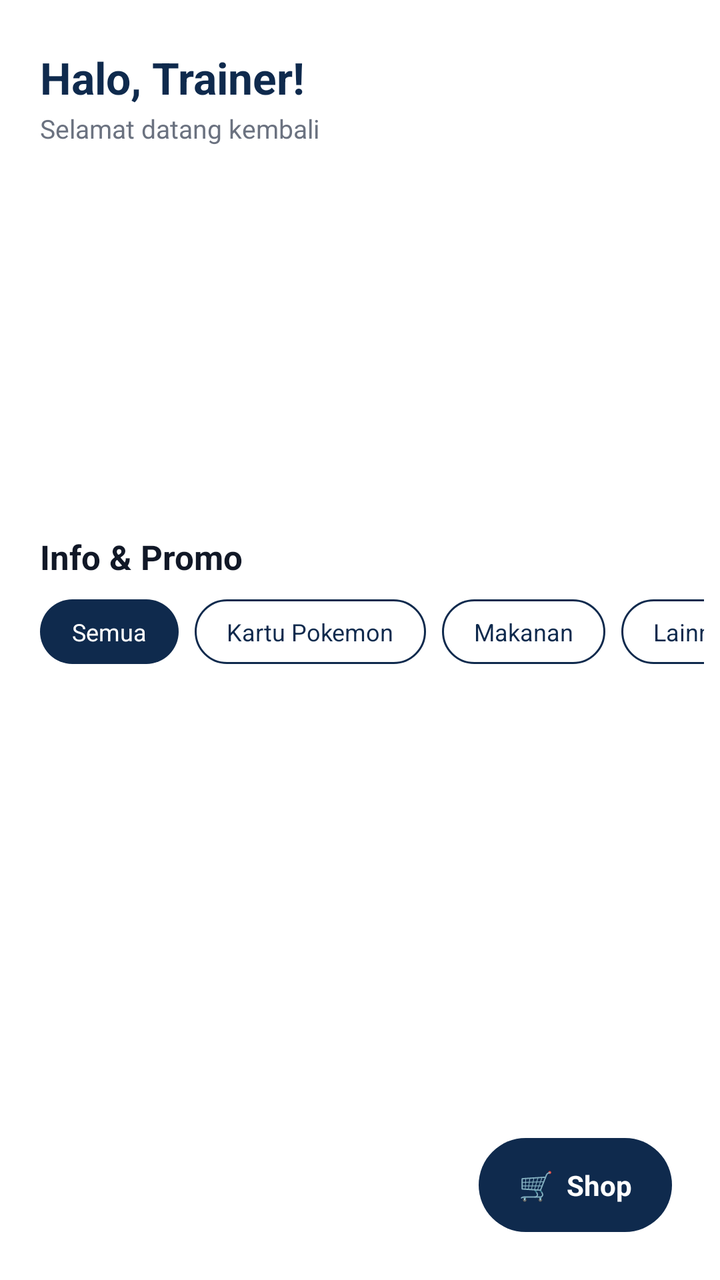
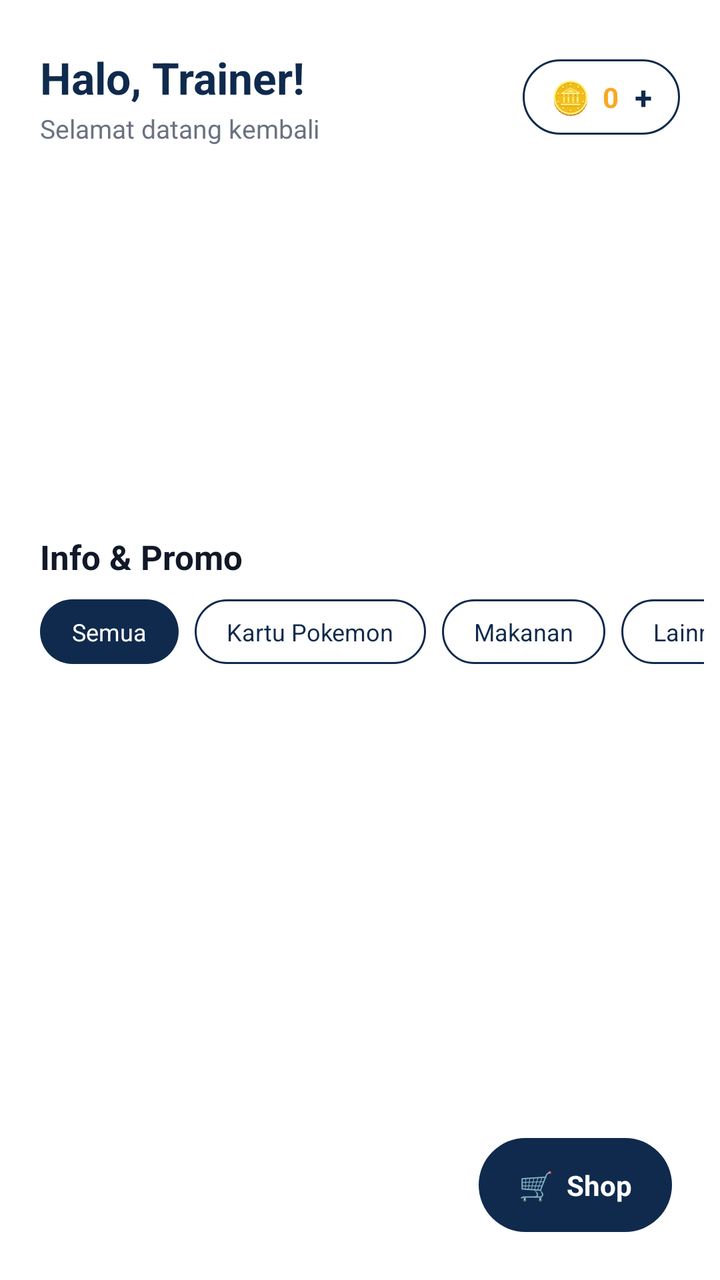

Two renders of the same Android screen: before a commit and after it. Below are the layout's source before the change and the commit's diff.
<!-- AndroidManifest.xml: application theme Theme.Proyek_MDP -->
<!-- res/layout/fragment_home.xml -->
<?xml version="1.0" encoding="utf-8"?>
<FrameLayout xmlns:android="http://schemas.android.com/apk/res/android"
    xmlns:app="http://schemas.android.com/apk/res-auto"
    android:layout_width="match_parent"
    android:layout_height="match_parent"
    android:background="#FFFFFF">

    <ScrollView
        android:layout_width="match_parent"
        android:layout_height="match_parent"
        android:fillViewport="true">

        <LinearLayout
            android:layout_width="match_parent"
            android:layout_height="wrap_content"
            android:orientation="vertical"
            android:paddingBottom="96dp">

            
            <LinearLayout
                android:layout_width="match_parent"
                android:layout_height="wrap_content"
                android:orientation="vertical"
                android:paddingHorizontal="20dp"
                android:paddingTop="24dp"
                android:paddingBottom="16dp">

                <TextView
                    android:id="@+id/tvGreeting"
                    android:layout_width="match_parent"
                    android:layout_height="wrap_content"
                    android:text="Halo, Trainer!"
                    android:textSize="22sp"
                    android:textStyle="bold"
                    android:textColor="#0F2A4D" />

                <TextView
                    android:layout_width="match_parent"
                    android:layout_height="wrap_content"
                    android:layout_marginTop="2dp"
                    android:text="Selamat datang kembali"
                    android:textSize="13sp"
                    android:textColor="#6B7280" />
            </LinearLayout>

            
            <androidx.recyclerview.widget.RecyclerView
                android:id="@+id/rvBanner"
                android:layout_width="match_parent"
                android:layout_height="150dp"
                android:paddingStart="20dp"
                android:paddingEnd="20dp"
                android:clipToPadding="false" />

            
            <LinearLayout
                android:id="@+id/dotsContainer"
                android:layout_width="wrap_content"
                android:layout_height="wrap_content"
                android:layout_gravity="center_horizontal"
                android:layout_marginTop="8dp"
                android:layout_marginBottom="20dp"
                android:orientation="horizontal" />

            <TextView
                android:id="@+id/tvEmptyBanner"
                android:layout_width="match_parent"
                android:layout_height="wrap_content"
                android:layout_marginStart="20dp"
                android:layout_marginBottom="20dp"
                android:text="Belum ada promo"
                android:textSize="13sp"
                android:textColor="#9CA3AF"
                android:visibility="gone" />

            
            <LinearLayout
                android:id="@+id/layoutStarterCard"
                android:layout_width="match_parent"
                android:layout_height="wrap_content"
                android:layout_marginHorizontal="20dp"
                android:layout_marginBottom="20dp"
                android:orientation="horizontal"
                android:gravity="center_vertical"
                android:background="@drawable/bg_card_border"
                android:padding="14dp"
                android:visibility="gone">

                <ImageView
                    android:id="@+id/imgStarter"
                    android:layout_width="56dp"
                    android:layout_height="56dp"
                    android:scaleType="centerInside" />

                <LinearLayout
                    android:layout_width="0dp"
                    android:layout_height="wrap_content"
                    android:layout_weight="1"
                    android:layout_marginStart="12dp"
                    android:orientation="vertical">

                    <TextView
                        android:layout_width="wrap_content"
                        android:layout_height="wrap_content"
                        android:text="STARTER KAMU"
                        android:textSize="10sp"
                        android:textColor="#9CA3AF"
                        android:letterSpacing="0.05" />

                    <TextView
                        android:id="@+id/tvStarterName"
                        android:layout_width="wrap_content"
                        android:layout_height="wrap_content"
                        android:text="Bulbasaur"
                        android:textSize="16sp"
                        android:textStyle="bold"
                        android:textColor="#111827" />

                    <TextView
                        android:id="@+id/tvStarterLevel"
                        android:layout_width="wrap_content"
                        android:layout_height="wrap_content"
                        android:text="Level 1"
                        android:textSize="13sp"
                        android:textColor="#0F2A4D" />
                </LinearLayout>
            </LinearLayout>

            
            <TextView
                android:layout_width="wrap_content"
                android:layout_height="wrap_content"
                android:layout_marginStart="20dp"
                android:layout_marginBottom="10dp"
                android:text="Info &amp; Promo"
                android:textSize="17sp"
                android:textStyle="bold"
                android:textColor="#111827" />

            <HorizontalScrollView
                android:layout_width="match_parent"
                android:layout_height="wrap_content"
                android:paddingStart="20dp"
                android:paddingEnd="8dp"
                android:layout_marginBottom="12dp"
                android:scrollbars="none">

                <LinearLayout
                    android:layout_width="wrap_content"
                    android:layout_height="wrap_content"
                    android:orientation="horizontal">

                    <TextView
                        android:id="@+id/btnFilterAll"
                        android:layout_width="wrap_content"
                        android:layout_height="wrap_content"
                        android:background="@drawable/bg_pill_navy"
                        android:paddingHorizontal="16dp"
                        android:paddingVertical="8dp"
                        android:text="Semua"
                        android:textColor="@android:color/white"
                        android:textSize="12sp"
                        android:layout_marginEnd="8dp" />

                    <TextView
                        android:id="@+id/btnFilterKartu"
                        android:layout_width="wrap_content"
                        android:layout_height="wrap_content"
                        android:background="@drawable/bg_pill_outline_navy"
                        android:paddingHorizontal="16dp"
                        android:paddingVertical="8dp"
                        android:text="Kartu Pokemon"
                        android:textColor="#0F2A4D"
                        android:textSize="12sp"
                        android:layout_marginEnd="8dp" />

                    <TextView
                        android:id="@+id/btnFilterMakanan"
                        android:layout_width="wrap_content"
                        android:layout_height="wrap_content"
                        android:background="@drawable/bg_pill_outline_navy"
                        android:paddingHorizontal="16dp"
                        android:paddingVertical="8dp"
                        android:text="Makanan"
                        android:textColor="#0F2A4D"
                        android:textSize="12sp"
                        android:layout_marginEnd="8dp" />

                    <TextView
                        android:id="@+id/btnFilterLainnya"
                        android:layout_width="wrap_content"
                        android:layout_height="wrap_content"
                        android:background="@drawable/bg_pill_outline_navy"
                        android:paddingHorizontal="16dp"
                        android:paddingVertical="8dp"
                        android:text="Lainnya"
                        android:textColor="#0F2A4D"
                        android:textSize="12sp" />

                </LinearLayout>
            </HorizontalScrollView>

            
            <androidx.recyclerview.widget.RecyclerView
                android:id="@+id/rvHomeFeed"
                android:layout_width="match_parent"
                android:layout_height="wrap_content"
                android:nestedScrollingEnabled="false" />

            <TextView
                android:id="@+id/tvEmptyFeed"
                android:layout_width="match_parent"
                android:layout_height="wrap_content"
                android:layout_marginStart="20dp"
                android:layout_marginTop="8dp"
                android:text="Belum ada info di kategori ini"
                android:textSize="13sp"
                android:textColor="#9CA3AF"
                android:visibility="gone" />

        </LinearLayout>
    </ScrollView>

    <TextView
        android:id="@+id/btnOpenShop"
        android:layout_width="wrap_content"
        android:layout_height="wrap_content"
        android:layout_gravity="bottom|end"
        android:layout_margin="24dp"
        android:background="@drawable/bg_pill_navy"
        android:paddingHorizontal="20dp"
        android:paddingVertical="14dp"
        android:text="🛒  Shop"
        android:textColor="@android:color/white"
        android:textStyle="bold" />

</FrameLayout>
<!-- resources referenced by this layout -->
<resources>
  <!-- drawable bg_card_border (drawable) -->
  <?xml version="1.0" encoding="utf-8"?>
  <shape xmlns:android="http://schemas.android.com/apk/res/android">
      <solid android:color="#FFFFFF" />
      <corners android:radius="12dp" />
      <stroke android:width="1dp" android:color="#E5E7EB" />
  </shape>
  <!-- drawable bg_pill_navy (drawable) -->
  <?xml version="1.0" encoding="utf-8"?>
  <shape xmlns:android="http://schemas.android.com/apk/res/android">
      <solid android:color="#0F2A4D" />
      <corners android:radius="28dp" />
  </shape>
  <!-- drawable bg_pill_outline_navy (drawable) -->
  <?xml version="1.0" encoding="utf-8"?>
  <shape xmlns:android="http://schemas.android.com/apk/res/android">
      <solid android:color="#FFFFFF" />
      <corners android:radius="20dp" />
      <stroke android:width="1dp" android:color="#0F2A4D" />
  </shape>
  <style name="Theme.Proyek_MDP" parent="Base.Theme.Proyek_MDP" />
  <style name="Base.Theme.Proyek_MDP" parent="Theme.Material3.DayNight.NoActionBar">
          
          
      </style>
</resources>

<!-- the commit's change to res/layout/fragment_home.xml (unified diff, before → after) -->
@@ -16,34 +16,78 @@
             android:orientation="vertical"
             android:paddingBottom="96dp">
 
-            
             <LinearLayout
                 android:layout_width="match_parent"
                 android:layout_height="wrap_content"
-                android:orientation="vertical"
+                android:orientation="horizontal"
+                android:gravity="center_vertical"
                 android:paddingHorizontal="20dp"
                 android:paddingTop="24dp"
                 android:paddingBottom="16dp">
 
-                <TextView
-                    android:id="@+id/tvGreeting"
-                    android:layout_width="match_parent"
-                    android:layout_height="wrap_content"
-                    android:text="Halo, Trainer!"
-                    android:textSize="22sp"
-                    android:textStyle="bold"
-                    android:textColor="#0F2A4D" />
-
-                <TextView
-                    android:layout_width="match_parent"
-                    android:layout_height="wrap_content"
-                    android:layout_marginTop="2dp"
-                    android:text="Selamat datang kembali"
-                    android:textSize="13sp"
-                    android:textColor="#6B7280" />
+                <LinearLayout
+                    android:layout_width="0dp"
+                    android:layout_height="wrap_content"
+                    android:layout_weight="1"
+                    android:orientation="vertical">
+
+                    <TextView
+                        android:id="@+id/tvGreeting"
+                        android:layout_width="match_parent"
+                        android:layout_height="wrap_content"
+                        android:text="Halo, Trainer!"
+                        android:textSize="22sp"
+                        android:textStyle="bold"
+                        android:textColor="#0F2A4D" />
+
+                    <TextView
+                        android:layout_width="match_parent"
+                        android:layout_height="wrap_content"
+                        android:layout_marginTop="2dp"
+                        android:text="Selamat datang kembali"
+                        android:textSize="13sp"
+                        android:textColor="#6B7280" />
+                </LinearLayout>
+
+                <LinearLayout
+                    android:id="@+id/btnCoin"
+                    android:layout_width="wrap_content"
+                    android:layout_height="wrap_content"
+                    android:background="@drawable/bg_pill_outline_navy"
+                    android:clickable="true"
+                    android:focusable="true"
+                    android:gravity="center_vertical"
+                    android:orientation="horizontal"
+                    android:paddingHorizontal="14dp"
+                    android:paddingVertical="8dp">
+
+                    <TextView
+                        android:layout_width="wrap_content"
+                        android:layout_height="wrap_content"
+                        android:text="🪙"
+                        android:textSize="16sp" />
+
+                    <TextView
+                        android:id="@+id/tvCoins"
+                        android:layout_width="wrap_content"
+                        android:layout_height="wrap_content"
+                        android:layout_marginStart="6dp"
+                        android:text="0"
+                        android:textColor="#F9A825"
+                        android:textSize="14sp"
+                        android:textStyle="bold" />
+
+                    <TextView
+                        android:layout_width="wrap_content"
+                        android:layout_height="wrap_content"
+                        android:layout_marginStart="8dp"
+                        android:text="+"
+                        android:textColor="#0F2A4D"
+                        android:textSize="16sp"
+                        android:textStyle="bold" />
+                </LinearLayout>
             </LinearLayout>
 
-            
             <androidx.recyclerview.widget.RecyclerView
                 android:id="@+id/rvBanner"
                 android:layout_width="match_parent"
@@ -52,7 +96,6 @@
                 android:paddingEnd="20dp"
                 android:clipToPadding="false" />
 
-            
             <LinearLayout
                 android:id="@+id/dotsContainer"
                 android:layout_width="wrap_content"
@@ -73,7 +116,6 @@
                 android:textColor="#9CA3AF"
                 android:visibility="gone" />
 
-            
             <LinearLayout
                 android:id="@+id/layoutStarterCard"
                 android:layout_width="match_parent"
@@ -126,7 +168,6 @@
                 </LinearLayout>
             </LinearLayout>
 
-            
             <TextView
                 android:layout_width="wrap_content"
                 android:layout_height="wrap_content"
@@ -200,7 +241,6 @@
                 </LinearLayout>
             </HorizontalScrollView>
 
-            
             <androidx.recyclerview.widget.RecyclerView
                 android:id="@+id/rvHomeFeed"
                 android:layout_width="match_parent"
